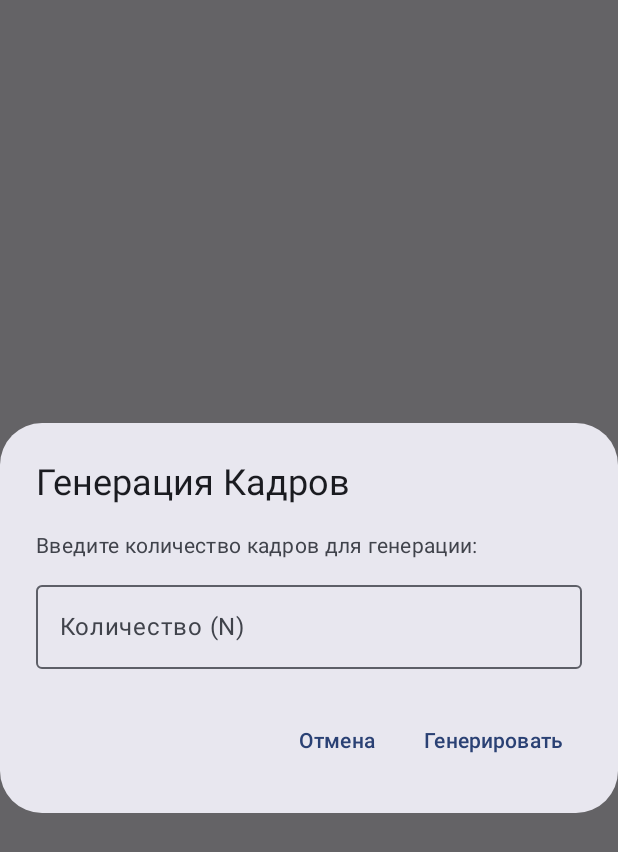
After one commit to Nurattin/YandexCup, an Android app built with Jetpack Compose: the composable FrameGenerateDialog shown on its own in the app's theme, on a phone screen of 412 x 824 dp. The commit adds this screen. Shown: the top 852 px of the screen. Run offline under Robolectric (Android 15) with nearby library versions, the phone set to English and light mode, and no system bars.

Commit message:
Добавить возможность генерировать случайные кадры

```diff
--- /dev/null
+++ b/app/src/main/java/com/example/yandexcup/components/FrameGenerateDialog.kt
@@ -0,0 +1,72 @@
+package com.example.yandexcup.components
+
+import androidx.compose.foundation.layout.*
+import androidx.compose.foundation.text.KeyboardOptions
+import androidx.compose.material3.*
+import androidx.compose.runtime.*
+import androidx.compose.ui.Modifier
+import androidx.compose.ui.text.input.KeyboardType
+import androidx.compose.ui.unit.dp
+import androidx.compose.ui.window.DialogProperties
+
+@Composable
+fun FrameGenerateDialog(
+    onGenerateFrames: (Int) -> Unit,
+    onDismiss: () -> Unit
+) {
+    var frameCount by remember { mutableStateOf("") }
+    var isError by remember { mutableStateOf(false) }
+
+    AlertDialog(
+        onDismissRequest = onDismiss,
+        title = { Text(text = "Генерация Кадров") },
+        text = {
+            Column {
+                Text("Введите количество кадров для генерации:")
+                Spacer(modifier = Modifier.height(8.dp))
+                OutlinedTextField(
+                    value = frameCount,
+                    onValueChange = {
+                        frameCount = it
+                        isError = it.toIntOrNull() == null && it.isNotEmpty()
+                    },
+                    label = { Text("Количество (N)") },
+                    keyboardOptions = KeyboardOptions.Default.copy(
+                        keyboardType = KeyboardType.Number
+                    ),
+                    isError = isError,
+                    singleLine = true,
+                    modifier = Modifier.fillMaxWidth()
+                )
+                if (isError) {
+                    Text(
+                        text = "Пожалуйста, введите корректное целое число.",
+                        color = MaterialTheme.colorScheme.error,
+                        style = MaterialTheme.typography.bodySmall
+                    )
+                }
+            }
+        },
+        confirmButton = {
+            TextButton(
+                onClick = {
+                    val n = frameCount.toIntOrNull()
+                    if (n != null && n > 0) {
+                        onGenerateFrames(n)
+                        onDismiss()
+                    } else {
+                        isError = true
+                    }
+                }
+            ) {
+                Text("Генерировать")
+            }
+        },
+        dismissButton = {
+            TextButton(onClick = onDismiss) {
+                Text("Отмена")
+            }
+        },
+        properties = DialogProperties(dismissOnClickOutside = true)
+    )
+}
```
Also changed, not shown: app/src/main/java/com/example/yandexcup/MainActivity.kt (+90 -6 lines), app/src/main/java/com/example/yandexcup/components/FloatingActionTools.kt (+11 -1 lines), app/src/main/java/com/example/yandexcup/components/FrameDeleteDialog.kt (added, +35 -0 lines), app/src/main/java/com/example/yandexcup/coreUi/FrameGenerator.kt (added, +105 -0 lines), app/src/main/res/drawable/ic_baseline_auto_fix_high.xml (added, +11 -0 lines).
